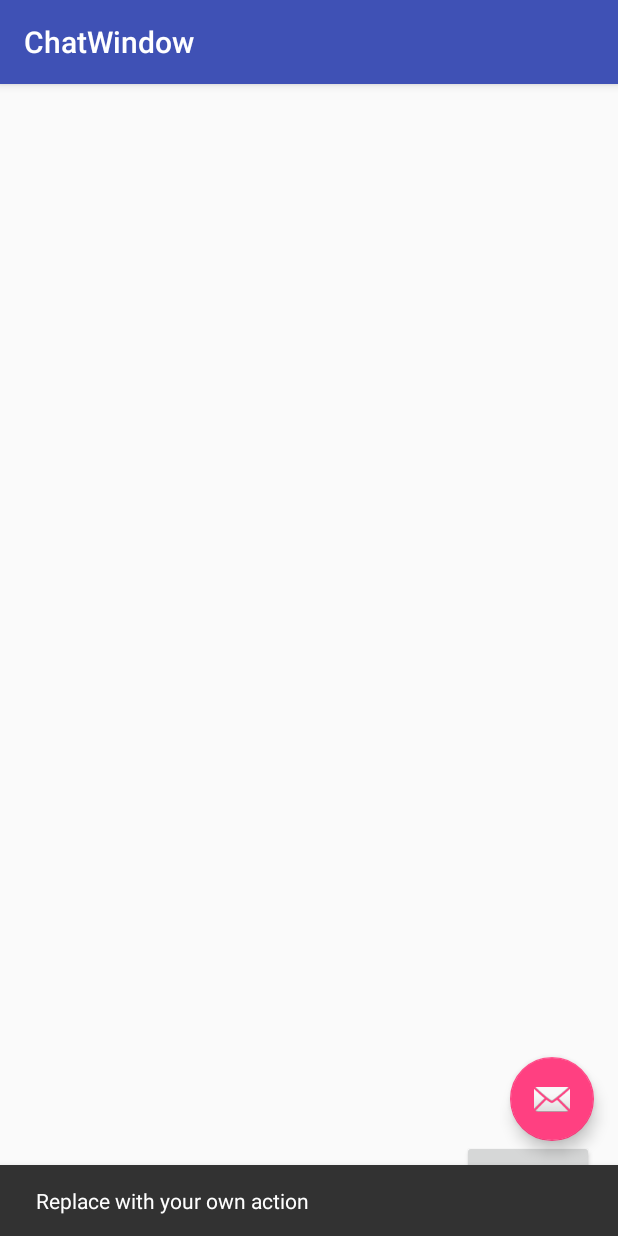
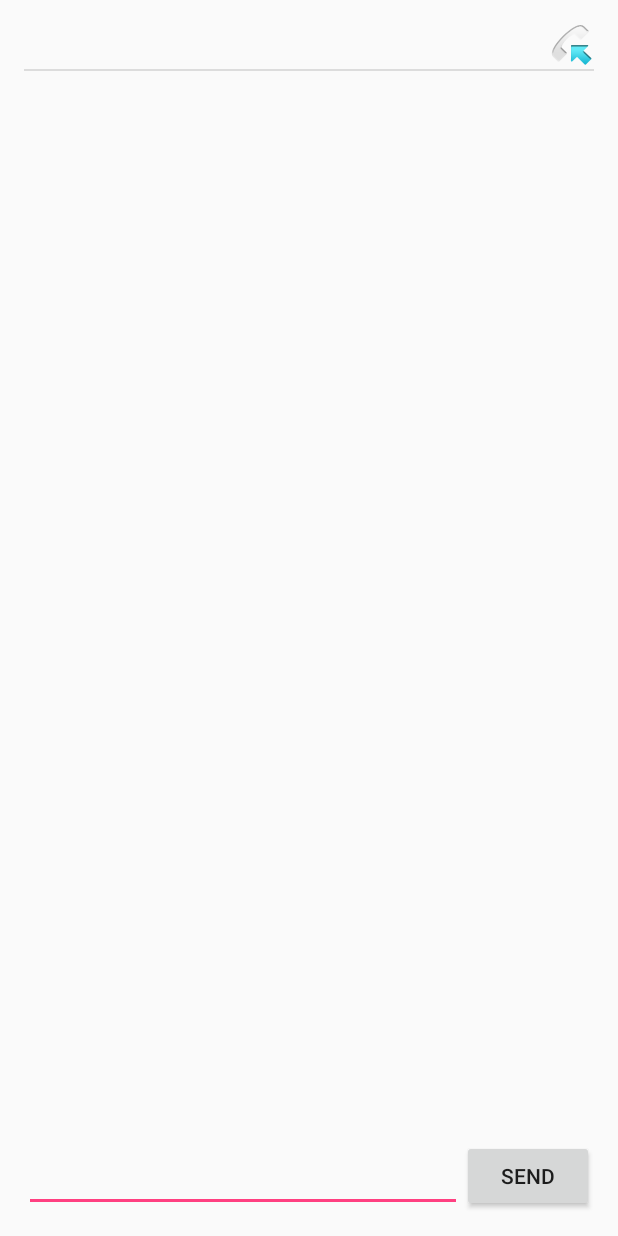
Before and after one commit to munirafardous/AndroidProgrammingLab1, an Android app: the ChatWindow screen opened directly, with no data from a screen before it, after a tap on "SEND", on a phone screen of 412 x 824 dp. Run offline under Robolectric (Android 15) with nearby library versions, the phone set to English and light mode, and no system bars.

Commit message:
Finished Lab 4_1

```diff
--- a/app/src/main/AndroidManifest.xml
+++ b/app/src/main/AndroidManifest.xml
@@ -23,11 +23,9 @@
         <activity
             android:name=".ChatWindow"
             android:label="@string/title_activity_chat_window"
-            android:theme="@style/AppTheme.NoActionBar"></activity><!-- ATTENTION: This was auto-generated to add Google Play services to your project for
-     App Indexing.  See https://g.co/AppIndexing/AndroidStudio for more information. -->
-        <meta-data
-            android:name="com.google.android.gms.version"
-            android:value="@integer/google_play_services_version" />
+            android:theme="@style/AppTheme.NoActionBar">
+
+        </activity>
     </application>
 
 </manifest>
--- a/app/src/main/java/com/example/munirafardous/lab1/ChatWindow.java
+++ b/app/src/main/java/com/example/munirafardous/lab1/ChatWindow.java
@@ -17,10 +17,6 @@ import android.widget.EditText;
 import android.widget.ListView;
 import android.widget.TextView;
 
-import com.google.android.gms.appindexing.Action;
-import com.google.android.gms.appindexing.AppIndex;
-import com.google.android.gms.common.api.GoogleApiClient;
-
 import java.util.ArrayList;
 
 public class ChatWindow extends AppCompatActivity {
@@ -30,27 +26,13 @@ public class ChatWindow extends AppCompatActivity {
     Button sendButton;
     ArrayList<String> messages;
     ChatAdapter messageAdapter;
-    /**
-     * ATTENTION: This was auto-generated to implement the App Indexing API.
-     * See https://g.co/AppIndexing/AndroidStudio for more information.
-     */
-    private GoogleApiClient client;
 
     @Override
     protected void onCreate(Bundle savedInstanceState) {
         super.onCreate(savedInstanceState);
         setContentView(R.layout.activity_chat_window);
-        Toolbar toolbar = (Toolbar) findViewById(R.id.toolbar);
-        setSupportActionBar(toolbar);
 
-        FloatingActionButton fab = (FloatingActionButton) findViewById(R.id.fab);
-        fab.setOnClickListener(new View.OnClickListener() {
-            @Override
-            public void onClick(View view) {
-                Snackbar.make(view, "Replace with your own action", Snackbar.LENGTH_LONG)
-                        .setAction("Action", null).show();
-            }
-        });
+
 
         ListView listView = (ListView) findViewById(R.id.listView);
         final EditText editText = (EditText) findViewById(R.id.editText);
@@ -72,10 +54,6 @@ public class ChatWindow extends AppCompatActivity {
             }
         });
 
-
-        // ATTENTION: This was auto-generated to implement the App Indexing API.
-        // See https://g.co/AppIndexing/AndroidStudio for more information.
-        client = new GoogleApiClient.Builder(this).addApi(AppIndex.API).build();
     }
 
     @Override
--- a/app/src/main/res/layout/activity_chat_window.xml
+++ b/app/src/main/res/layout/activity_chat_window.xml
@@ -7,28 +7,10 @@
     android:fitsSystemWindows="true"
     tools:context="com.example.munirafardous.lab1.ChatWindow">
 
-    <android.support.design.widget.AppBarLayout
-        android:layout_width="match_parent"
-        android:layout_height="wrap_content"
-        android:theme="@style/AppTheme.AppBarOverlay">
 
-        <android.support.v7.widget.Toolbar
-            android:id="@+id/toolbar"
-            android:layout_width="match_parent"
-            android:layout_height="?attr/actionBarSize"
-            android:background="?attr/colorPrimary"
-            app:popupTheme="@style/AppTheme.PopupOverlay" />
-
-    </android.support.design.widget.AppBarLayout>
 
     <include layout="@layout/content_chat_window" />
 
-    <android.support.design.widget.FloatingActionButton
-        android:id="@+id/fab"
-        android:layout_width="wrap_content"
-        android:layout_height="wrap_content"
-        android:layout_gravity="bottom|end"
-        android:layout_margin="@dimen/fab_margin"
-        android:src="@android:drawable/ic_dialog_email" />
+
 
 </android.support.design.widget.CoordinatorLayout>
```
